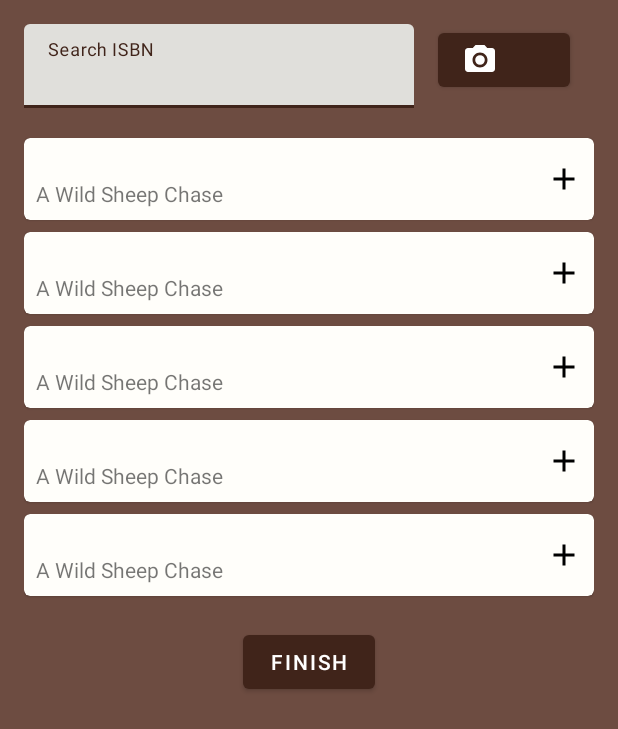
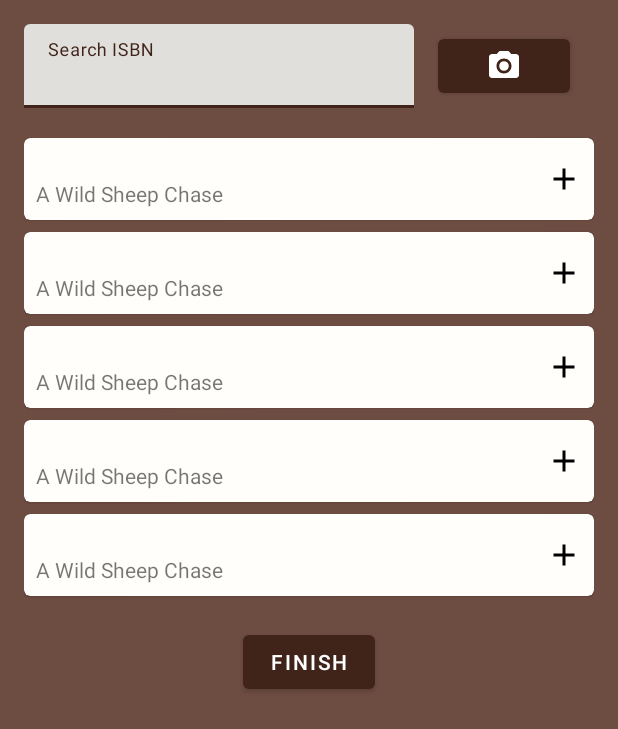
Before and after one commit to diolkaee/Alexandria, an Android app: the layout dialog_capture.xml on its own in the app's theme, with its tools: preview values and no code run, on a phone screen of 412 x 824 dp. Shown: the top 729 px of the screen. Run offline under Robolectric (Android 15) with nearby library versions, the phone set to English and light mode, and no system bars.

Commit message:
chore(CaptureDialog): Center ScanButton icon

```diff
--- a/app/src/main/res/layout/dialog_capture.xml
+++ b/app/src/main/res/layout/dialog_capture.xml
@@ -57,10 +57,13 @@
             android:layout_height="wrap_content"
             android:layout_marginEnd="16dp"
             android:onClick="@{onScan}"
+            app:iconPadding="0dp"
+            app:iconGravity="textStart"
             app:icon="@drawable/ic_camera"
             app:layout_constraintEnd_toEndOf="parent"
             app:layout_constraintStart_toEndOf="@id/search_layout"
-            app:layout_constraintTop_toTopOf="parent" />
+            app:layout_constraintTop_toTopOf="@id/search_layout"
+            app:layout_constraintBottom_toBottomOf="@id/search_layout"/>
 
         <androidx.constraintlayout.widget.Barrier
             android:id="@+id/barrier"
```
